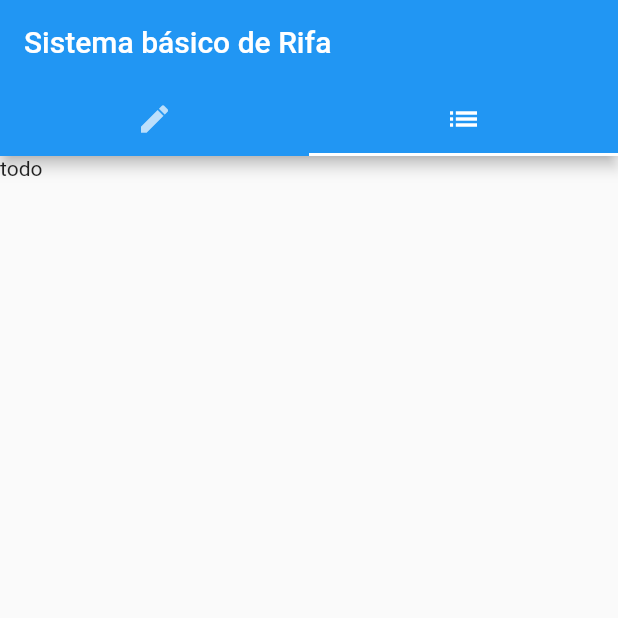
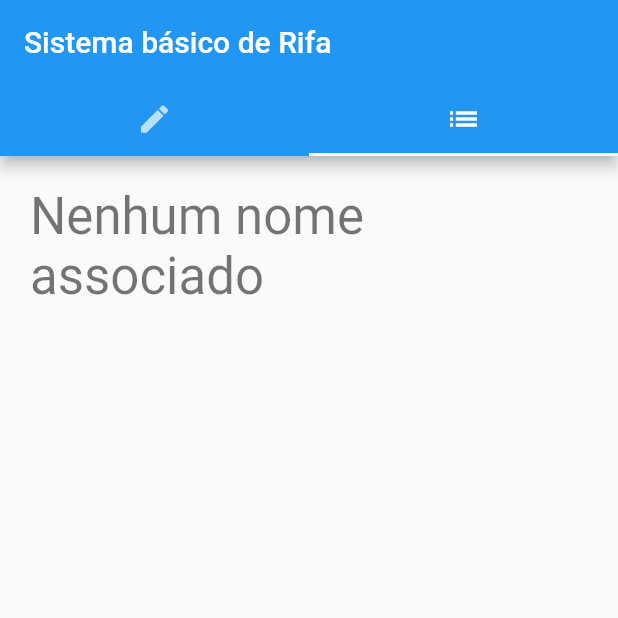
Before and after one commit to pedropapa/rifa-facil, a Flutter app: the screen it shows after launch, tab 2 chosen, on a phone screen of 412 x 824 dp, the top half of it. Run offline on Flutter 3.47's test engine with Material 2 defaults, Android fonts, the phone set to English and light mode, and no system bars; our stand-ins replace csv, localstorage, share.

```diff
--- a/lib/main.dart
+++ b/lib/main.dart
@@ -1,7 +1,12 @@
+import 'dart:io';
 import 'dart:math';
 
+import 'package:csv/csv.dart';
 import 'package:flutter/material.dart';
+import 'package:flutter/services.dart';
 import 'package:localstorage/localstorage.dart';
+import 'package:path_provider/path_provider.dart';
+import 'package:share/share.dart';
 
 void main() {
   runApp(MyApp());
@@ -60,7 +65,7 @@ class _MyHomePageState extends State<MyHomePage> {
   List numerosRifa;
   int numeroAtual;
 
-  Map<String, int> bancoAssociados = new Map<String, int>();
+  Map<String, int> bancoAssociados;
 
   @override
   void initState() {
@@ -70,10 +75,17 @@ class _MyHomePageState extends State<MyHomePage> {
       storage.setItem('numeros', new List<int>.generate(10, (i) => i + 1));
     }
 
+    if (associados.getItem('lista') == null) {
+      associados.setItem('lista', new Map<String, int>());
+    }
+
     var numbers = storage.getItem('numeros') as List;
+    var listaAssociados =
+        new Map<String, int>.from(associados.getItem('lista'));
 
     setState(() {
       numerosRifa = numbers;
+      bancoAssociados = listaAssociados;
     });
 
     this.proximoNumero();
@@ -92,7 +104,8 @@ class _MyHomePageState extends State<MyHomePage> {
       numerosRifa.remove(numeroAtual);
       storage.setItem('numeros', numerosRifa);
 
-//      bancoAssociados.addAll([]);
+      bancoAssociados[_ctlNome.text] = numeroAtual;
+      associados.setItem('lista', bancoAssociados);
     });
 
     if (numerosRifa.length > 0) {
@@ -122,7 +135,98 @@ class _MyHomePageState extends State<MyHomePage> {
   }
 
   Widget _buildLista() {
-    return Text('todo');
+    return SingleChildScrollView(
+        child: SafeArea(
+            minimum: const EdgeInsets.only(bottom: 20.0),
+            child: Padding(
+                padding: EdgeInsets.all(20.0),
+                child: Column(
+                  children: [
+                    if (bancoAssociados.length == 0)
+                      Text(
+                        'Nenhum nome associado',
+                        style: Theme.of(context).textTheme.headline4,
+                      ),
+                    if (bancoAssociados.length > 0)
+                      FlatButton(
+                        onPressed: () async {
+                          List<List<dynamic>> lista = new List<List<dynamic>>();
+
+                          bancoAssociados.forEach((key, value) {
+                            lista.add([key, value]);
+                          });
+
+                          String csv =
+                              const ListToCsvConverter().convert(lista);
+
+                          final directory =
+                              await getApplicationDocumentsDirectory();
+                          final pathOfTheFileToWrite =
+                              directory.path + "/rifa-nomes.csv";
+                          File file = File(pathOfTheFileToWrite);
+                          await file.writeAsString(csv);
+
+                          Share.shareFiles([file.path]);
+                        },
+                        padding: const EdgeInsets.all(24.0),
+                        color: Colors.blue,
+                        highlightColor: Colors.transparent,
+                        textColor: const Color(0xFFFFFFFF),
+                        shape: const Border(),
+                        child: Text('Exportar como CSV'),
+                      ),
+                    SizedBox(
+                      height: 20,
+                    ),
+                    Table(
+                      children: [
+                        if (bancoAssociados != null)
+                          for (var x in bancoAssociados.keys)
+                            TableRow(children: [
+                              TableCell(
+                                  child: Container(
+                                      color: (bancoAssociados[x] % 2 == 0) ? Colors.grey : Colors.white,
+                                      child: Row(
+                                          mainAxisAlignment:
+                                              MainAxisAlignment.spaceAround,
+                                          children: [
+                                            SizedBox(
+                                              width: 120.0,
+                                              child: Text(x),
+                                            ),
+                                            Text(bancoAssociados[x].toString()),
+                                            FlatButton(
+                                              onPressed: () async {
+                                                setState(() {
+                                                  numerosRifa
+                                                      .add(bancoAssociados[x]);
+
+                                                  bancoAssociados.remove(x);
+                                                  associados.setItem(
+                                                      'lista', bancoAssociados);
+
+                                                  storage.setItem(
+                                                      'numeros', numerosRifa);
+                                                });
+
+                                                proximoNumero();
+                                              },
+                                              padding:
+                                                  const EdgeInsets.all(0.0),
+                                              color: Colors.red,
+                                              highlightColor:
+                                                  Colors.transparent,
+                                              textColor:
+                                                  const Color(0xFFFFFFFF),
+                                              shape: const Border(),
+                                              child: Text('Remover'),
+                                            )
+                                          ])))
+                            ]),
+                      ],
+                    )
+                  ],
+                ))));
   }
 
   Widget _buildCriacao() {
@@ -154,9 +258,15 @@ class _MyHomePageState extends State<MyHomePage> {
                     keyboardAppearance: Brightness.light,
                     textInputAction: TextInputAction.done,
                     maxLength: 100,
+                    inputFormatters: [
+                      UpperCaseTextFormatter(),
+                    ],
                     validator: (value) {
                       if (value.isEmpty) {
                         return 'Informe o nome';
+                      }
+                      if (bancoAssociados[value] != null) {
+                        return 'Este nome já está associado ao número ${bancoAssociados[value]}';
                       }
                       return null;
                     },
@@ -249,3 +359,14 @@ class ConstrainedText extends StatelessWidget {
     );
   }
 }
+
+class UpperCaseTextFormatter extends TextInputFormatter {
+  @override
+  TextEditingValue formatEditUpdate(
+      TextEditingValue oldValue, TextEditingValue newValue) {
+    return TextEditingValue(
+      text: newValue.text?.toUpperCase(),
+      selection: newValue.selection,
+    );
+  }
+}
--- a/pubspec.yaml
+++ b/pubspec.yaml
@@ -1,4 +1,4 @@
-name: rifa
+name: Rifa
 description: A new Flutter project.
 
 # The following line prevents the package from being accidentally published to
@@ -29,6 +29,9 @@ dependencies:
   # Use with the CupertinoIcons class for iOS style icons.
   cupertino_icons: ^0.1.3
   localstorage: ^3.0.0
+  share: <2.0.0
+  csv: ^4.0.0
+  path_provider: ^1.0.0
 
 dev_dependencies:
   flutter_test:
```
Also changed, not shown: pubspec.lock.
